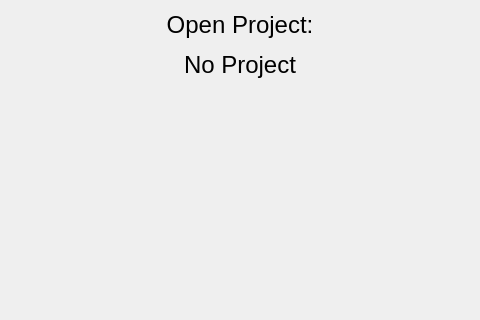
The window that Code/Editor/EditorFramework/Settings/SettingsTab.ui (flyforge/flyengine) describes before a commit, drawn with Qt 5; both pictures show x 223 to 703 and y 0 to 320 of the 926 by 773 pixel window.
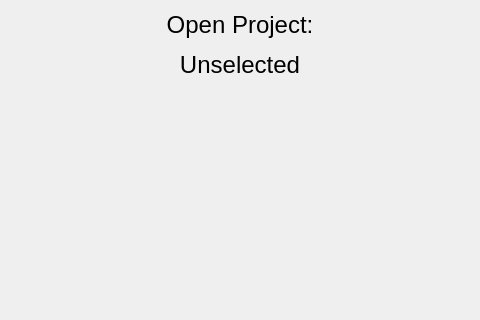
The same window after the commit. Icons and pictures are not drawn.

What changed in the file:
```diff
--- a/Code/Editor/EditorFramework/Settings/SettingsTab.ui
+++ b/Code/Editor/EditorFramework/Settings/SettingsTab.ui
@@ -32,7 +32,7 @@
      <item>
       <widget class="QLabel" name="ProjectLabel">
        <property name="text">
-        <string>&lt;html&gt;&lt;head/&gt;&lt;body&gt;&lt;p align=&quot;center&quot;&gt;&lt;span style=&quot; font-size:18pt;&quot;&gt;Open Project:&lt;/span&gt;&lt;/p&gt;&lt;p align=&quot;center&quot;&gt;&lt;span style=&quot; font-size:18pt;&quot;&gt;No Project&lt;/span&gt;&lt;/p&gt;&lt;/body&gt;&lt;/html&gt;</string>
+        <string>&lt;html&gt;&lt;head/&gt;&lt;body&gt;&lt;p align=&quot;center&quot;&gt;&lt;span style=&quot; font-size:18pt;&quot;&gt;Open Project:&lt;/span&gt;&lt;/p&gt;&lt;p align=&quot;center&quot;&gt;&lt;span style=&quot; font-size:18pt;&quot;&gt;Unselected&lt;/span&gt;&lt;/p&gt;&lt;/body&gt;&lt;/html&gt;</string>
        </property>
        <property name="alignment">
         <set>Qt::AlignCenter</set>
```
